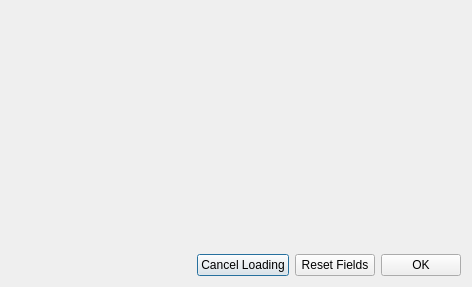
First picture: the form in src/qt-widgets/ShapefileAttributeMapperDialogUi.ui, repository GPlates/GPlates, before the edit.
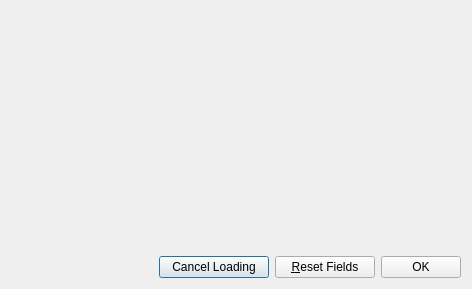
Second picture: the form after the edit. Icons and pictures are not drawn.

Commit message:
Replaced source:/gplates/trunk using source:/gplates/branches/shapefile-attributes-2008-feb-14#4508 incorporating log:/gplates/branches/shapefile-attributes-2008-feb-14#3856:4508 ([log:/gplates/trunk#4502:4508 No changes on trunk] since last update from trunk).
This is "[wiki:MergingInSubversion#Replacingonebranchwithanother replacing one branch with another]". The command used was:
{{{
svn merge http://svn.gplates.org/gplates/trunk@4508 http://svn.gplates.org/gplates/branches/shapefile-attributes-2008-feb-14@4508
}}}
from inside the root directory of a working copy of the trunk.

The edit to the form file:
```diff
--- a/src/qt-widgets/ShapefileAttributeMapperDialogUi.ui
+++ b/src/qt-widgets/ShapefileAttributeMapperDialogUi.ui
@@ -6,7 +6,7 @@
     <x>0</x>
     <y>0</y>
     <width>468</width>
-    <height>287</height>
+    <height>289</height>
    </rect>
   </property>
   <property name="windowTitle" >
@@ -49,6 +49,12 @@
      </item>
      <item>
       <widget class="QPushButton" name="button_cancel" >
+       <property name="minimumSize" >
+        <size>
+         <width>110</width>
+         <height>0</height>
+        </size>
+       </property>
        <property name="text" >
         <string>Cancel Loading</string>
        </property>
@@ -56,8 +62,14 @@
      </item>
      <item>
       <widget class="QPushButton" name="button_reset" >
+       <property name="minimumSize" >
+        <size>
+         <width>100</width>
+         <height>0</height>
+        </size>
+       </property>
        <property name="text" >
-        <string>Reset Fields</string>
+        <string>&amp;Reset Fields</string>
        </property>
       </widget>
      </item>
```
The commit also changes 27 other files.
